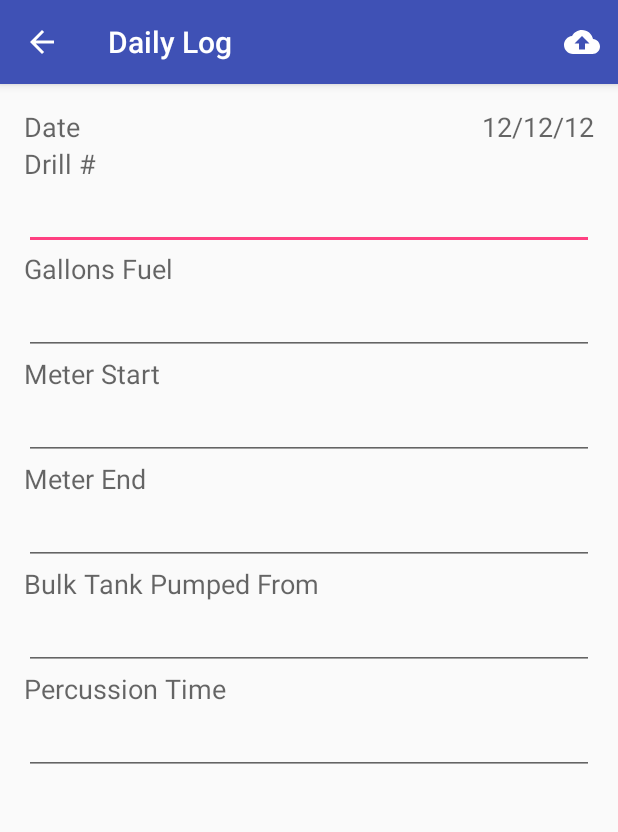
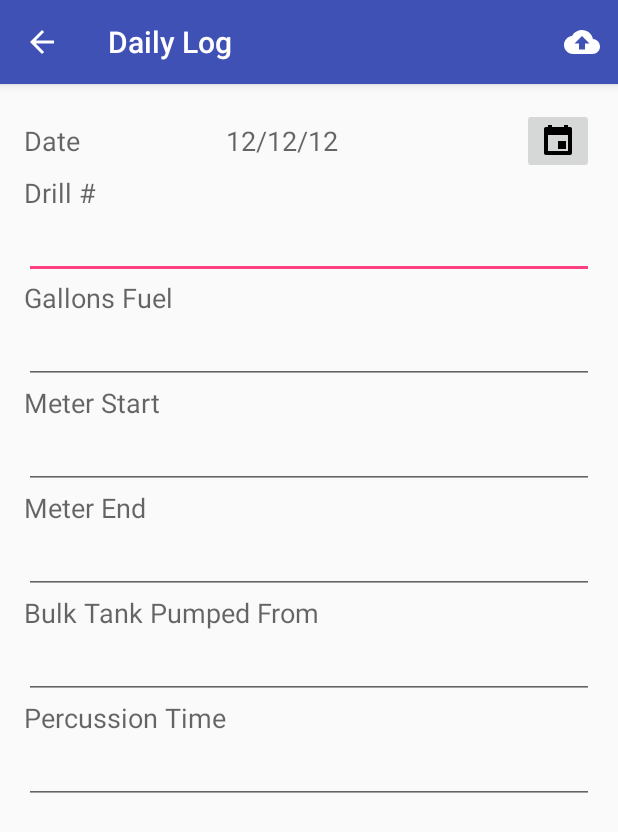
Before and after one commit to jeffchevy/droidBlaster, an Android app: the DailyLogActivity screen opened directly, with no data from a screen before it, on a phone screen of 412 x 824 dp. Shown: the top 832 px of the screen. Run offline under Robolectric (Android 15) with nearby library versions, the phone set to English and light mode, and no system bars; 1 statement that could not run was skipped.

Commit message:
fix #19 final changes for date picker

```diff
--- a/app/src/main/res/layout/activity_daily_log.xml
+++ b/app/src/main/res/layout/activity_daily_log.xml
@@ -18,7 +18,7 @@
         android:layout_alignParentEnd="true"
         android:layout_alignParentLeft="true"
         android:layout_alignParentStart="true"
-        android:layout_below="@+id/daily_log_date_label"
+        android:layout_below="@+id/imageButton"
         android:editable="false"
         android:text="@string/drill_id_label"/>
 
@@ -65,7 +65,9 @@
         android:layout_alignParentTop="true"
         android:layout_alignParentLeft="true"
         android:layout_alignParentStart="true"
-        android:text="@string/daily_log_date_label"/>
+        android:text="@string/daily_log_date_label"
+        android:layout_alignBottom="@+id/daily_log_date_text_field"
+        android:gravity="center_vertical" />
 
     <TextView
         android:layout_width="wrap_content"
@@ -74,9 +76,12 @@
         android:id="@+id/daily_log_date_text_field"
         android:onClick="showDatePickerDialog"
         android:text="12/12/12"
-        android:layout_above="@+id/drill_id_label"
-        android:layout_alignParentEnd="true"
-        android:layout_alignParentStart="false" />
+        android:layout_alignTop="@+id/imageButton"
+        android:layout_alignBottom="@+id/imageButton"
+        android:gravity="center_vertical|right"
+        android:layout_toLeftOf="@+id/imageButton"
+        android:layout_toRightOf="@+id/percussion_time_label"
+        android:layout_toEndOf="@+id/percussion_time_label" />
 
     <TextView
         android:layout_width="wrap_content"
@@ -169,4 +174,14 @@
         android:layout_alignParentRight="true"
         android:layout_alignParentEnd="true" />
 
+    <ImageButton
+        android:layout_width="wrap_content"
+        android:layout_height="wrap_content"
+        android:id="@+id/imageButton"
+        android:src="@mipmap/ic_event_black_24dp"
+        android:onClick="showDatePickerDialog"
+        android:layout_alignParentTop="true"
+        android:layout_alignRight="@+id/drill_id_label"
+        android:layout_alignEnd="@+id/drill_id_label" />
+
 </RelativeLayout>
```
